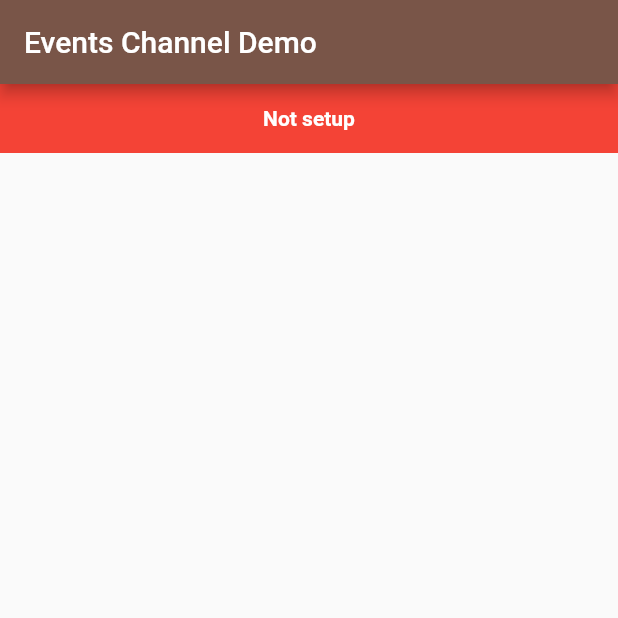
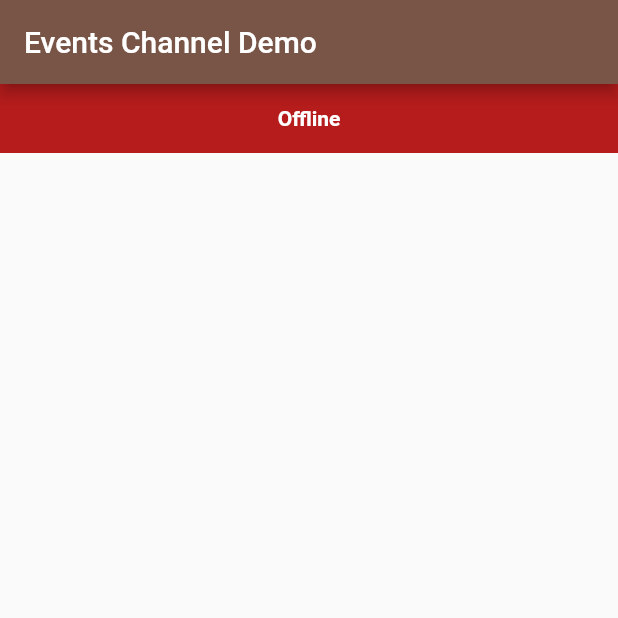
Before and after one commit to BilalRehman08/Network-State-Event-Flutter, a Flutter app: the screen it shows after launch, on a phone screen of 412 x 824 dp, the top half of it. Run offline on Flutter 3.47's test engine with Material 2 defaults, Android fonts, the phone set to English and light mode, and no system bars.

Commit message:
using streams

```diff
--- a/lib/streams/network_stream_widget.dart
+++ b/lib/streams/network_stream_widget.dart
@@ -24,9 +24,15 @@ class _NetworkStreamWidgetState extends State<NetworkStreamWidget> {
 
   @override
   Widget build(BuildContext context) {
-    return const _NetworkStateWidget(
-      message: 'Not setup',
-      color: Colors.red,
+    return StreamBuilder<Connection>(
+      initialData: Connection.disconnected,
+      stream: networkStream,
+      builder: (context, snapshot) {
+        final connection = snapshot.data ?? Connection.unknown;
+        final message = getConnectionMessage(connection);
+        final color = getConnectionColor(connection);
+        return _NetworkStateWidget(message: message, color: color);
+      },
     );
   }
 }
```
